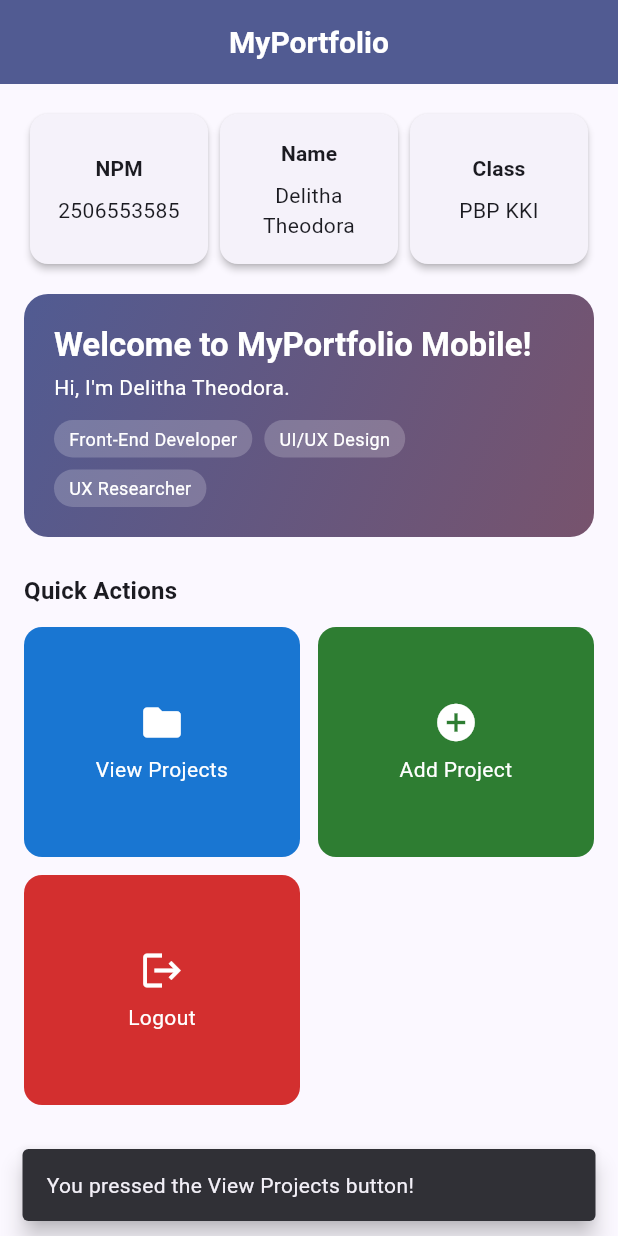
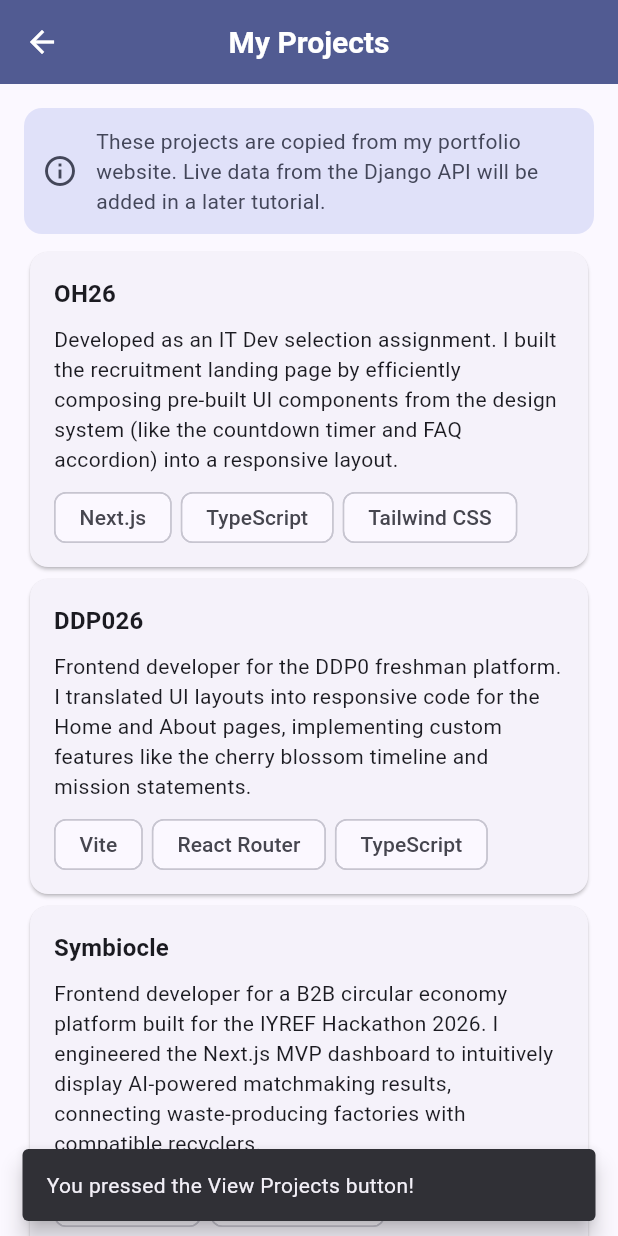
Before and after one commit to theodoradelitha/myportofolio_mobile, a Flutter app: the screen it shows after launch, after a tap on "View Projects", on a phone screen of 412 x 824 dp. Run offline on Flutter 3.47's test engine with Material 3 defaults, Android fonts, the phone set to English and light mode, and no system bars.

Commit message:
feat: add project list page with portfolio projects
View Projects now opens a page listing the projects from my portfolio
website (OH26, DDP026, Symbiocle) with their tech stacks. ItemHomepage
gets an optional onTap action that ItemCard runs after showing the
SnackBar, so every card keeps the same feedback.

```diff
--- a/lib/data/portfolio_data.dart
+++ b/lib/data/portfolio_data.dart
@@ -1,3 +1,5 @@
+import 'package:myportofolio_mobile/models/project.dart';
+
 /// Static portfolio content taken from my Django portfolio site.
 ///
 /// This will be replaced by data from the Django REST API once the app is
@@ -8,4 +10,34 @@ abstract final class PortfolioData {
     'UI/UX Design',
     'UX Researcher',
   ];
+
+  static const List<Project> projects = [
+    Project(
+      title: 'OH26',
+      techStack: ['Next.js', 'TypeScript', 'Tailwind CSS'],
+      description:
+          'Developed as an IT Dev selection assignment. I built the recruitment '
+          'landing page by efficiently composing pre-built UI components from '
+          'the design system (like the countdown timer and FAQ accordion) into '
+          'a responsive layout.',
+    ),
+    Project(
+      title: 'DDP026',
+      techStack: ['Vite', 'React Router', 'TypeScript'],
+      description:
+          'Frontend developer for the DDP0 freshman platform. I translated UI '
+          'layouts into responsive code for the Home and About pages, '
+          'implementing custom features like the cherry blossom timeline and '
+          'mission statements.',
+    ),
+    Project(
+      title: 'Symbiocle',
+      techStack: ['Next.js 14', 'Tailwind CSS', 'Python FastAPI'],
+      description:
+          'Frontend developer for a B2B circular economy platform built for the '
+          'IYREF Hackathon 2026. I engineered the Next.js MVP dashboard to '
+          'intuitively display AI-powered matchmaking results, connecting '
+          'waste-producing factories with compatible recyclers.',
+    ),
+  ];
 }
--- /dev/null
+++ b/lib/data/project_store.dart
@@ -0,0 +1,23 @@
+import 'package:flutter/foundation.dart';
+import 'package:myportofolio_mobile/data/portfolio_data.dart';
+import 'package:myportofolio_mobile/models/project.dart';
+
+/// In-memory list of projects shared between the project pages.
+///
+/// Pages listen to [projects] with a ValueListenableBuilder, so a project
+/// added from the form shows up in the list right away. Nothing is persisted:
+/// the list resets to the portfolio projects when the app restarts.
+abstract final class ProjectStore {
+  static final ValueNotifier<List<Project>> projects = ValueNotifier(
+    List.unmodifiable(PortfolioData.projects),
+  );
+
+  static void add(Project project) {
+    projects.value = List.unmodifiable([...projects.value, project]);
+  }
+
+  @visibleForTesting
+  static void reset() {
+    projects.value = List.unmodifiable(PortfolioData.projects);
+  }
+}
--- a/lib/menu.dart
+++ b/lib/menu.dart
@@ -1,6 +1,7 @@
 import 'package:flutter/material.dart';
 import 'package:myportofolio_mobile/data/portfolio_data.dart';
 import 'package:myportofolio_mobile/models/item_homepage.dart';
+import 'package:myportofolio_mobile/screens/project_list_page.dart';
 import 'package:myportofolio_mobile/widgets/info_card.dart';
 import 'package:myportofolio_mobile/widgets/item_card.dart';
 import 'package:myportofolio_mobile/widgets/profile_header.dart';
@@ -13,10 +14,20 @@ class MyHomePage extends StatelessWidget {
   static const String kelas = "PBP KKI";
 
   static const List<ItemHomepage> items = [
-    ItemHomepage("View Projects", Icons.folder, Color(0xFF1976D2)),
+    ItemHomepage(
+      "View Projects",
+      Icons.folder,
+      Color(0xFF1976D2),
+      onTap: _openProjectList,
+    ),
     ItemHomepage("Add Project", Icons.add_circle, Color(0xFF2E7D32)),
     ItemHomepage("Logout", Icons.logout, Color(0xFFD32F2F)),
   ];
+
+  static void _openProjectList(BuildContext context) {
+    Navigator.of(context)
+        .push(MaterialPageRoute(builder: (_) => const ProjectListPage()));
+  }
 
   @override
   Widget build(BuildContext context) {
--- a/lib/models/item_homepage.dart
+++ b/lib/models/item_homepage.dart
@@ -5,5 +5,9 @@ class ItemHomepage {
   final IconData icon;
   final Color color;
 
-  const ItemHomepage(this.name, this.icon, this.color);
+  /// Extra action to run after the card shows its SnackBar, such as opening
+  /// another page. Cards without an action only show the SnackBar.
+  final void Function(BuildContext context)? onTap;
+
+  const ItemHomepage(this.name, this.icon, this.color, {this.onTap});
 }
--- /dev/null
+++ b/lib/models/project.dart
@@ -0,0 +1,16 @@
+class Project {
+  final String title;
+  final List<String> techStack;
+  final String description;
+
+  /// True for projects added from the app. These only live in memory until
+  /// the app is connected to the Django backend.
+  final bool isLocalDraft;
+
+  const Project({
+    required this.title,
+    required this.techStack,
+    required this.description,
+    this.isLocalDraft = false,
+  });
+}
--- /dev/null
+++ b/lib/screens/project_list_page.dart
@@ -0,0 +1,58 @@
+import 'package:flutter/material.dart';
+import 'package:myportofolio_mobile/data/project_store.dart';
+import 'package:myportofolio_mobile/models/project.dart';
+import 'package:myportofolio_mobile/widgets/project_card.dart';
+
+class ProjectListPage extends StatelessWidget {
+  const ProjectListPage({super.key});
+
+  @override
+  Widget build(BuildContext context) {
+    return Scaffold(
+      appBar: AppBar(title: const Text('My Projects')),
+      body: ValueListenableBuilder<List<Project>>(
+        valueListenable: ProjectStore.projects,
+        builder: (context, projects, _) {
+          return ListView(
+            padding: const EdgeInsets.all(16.0),
+            children: [
+              const _DataSourceNote(),
+              const SizedBox(height: 8.0),
+              for (final project in projects) ProjectCard(project: project),
+            ],
+          );
+        },
+      ),
+    );
+  }
+}
+
+class _DataSourceNote extends StatelessWidget {
+  const _DataSourceNote();
+
+  @override
+  Widget build(BuildContext context) {
+    final colorScheme = Theme.of(context).colorScheme;
+
+    return Container(
+      padding: const EdgeInsets.all(12.0),
+      decoration: BoxDecoration(
+        color: colorScheme.secondaryContainer,
+        borderRadius: BorderRadius.circular(12.0),
+      ),
+      child: Row(
+        children: [
+          Icon(Icons.info_outline, color: colorScheme.onSecondaryContainer),
+          const SizedBox(width: 12.0),
+          Expanded(
+            child: Text(
+              'These projects are copied from my portfolio website. Live data '
+              'from the Django API will be added in a later tutorial.',
+              style: TextStyle(color: colorScheme.onSecondaryContainer),
+            ),
+          ),
+        ],
+      ),
+    );
+  }
+}
--- a/lib/widgets/item_card.dart
+++ b/lib/widgets/item_card.dart
@@ -11,6 +11,7 @@ class ItemCard extends StatelessWidget {
     return Material(
       color: item.color,
       borderRadius: BorderRadius.circular(12),
+      clipBehavior: Clip.antiAlias,
       child: InkWell(
         onTap: () {
           ScaffoldMessenger.of(context)
@@ -18,22 +19,24 @@ class ItemCard extends StatelessWidget {
             ..showSnackBar(
               SnackBar(content: Text("You pressed the ${item.name} button!")),
             );
+          item.onTap?.call(context);
         },
-        child: Container(
+        child: Padding(
           padding: const EdgeInsets.all(8),
-          child: Center(
           child: Column(
             mainAxisAlignment: MainAxisAlignment.center,
             children: [
               Icon(item.icon, color: Colors.white, size: 30.0),
-                const Padding(padding: EdgeInsets.all(3)),
+              const SizedBox(height: 6.0),
               Text(
                 item.name,
                 textAlign: TextAlign.center,
-                  style: const TextStyle(color: Colors.white),
+                style: const TextStyle(
+                  color: Colors.white,
+                  fontWeight: FontWeight.w600,
+                ),
               ),
             ],
-            ),
           ),
         ),
       ),
--- /dev/null
+++ b/lib/widgets/project_card.dart
@@ -0,0 +1,60 @@
+import 'package:flutter/material.dart';
+import 'package:myportofolio_mobile/models/project.dart';
+
+class ProjectCard extends StatelessWidget {
+  final Project project;
+
+  const ProjectCard({super.key, required this.project});
+
+  @override
+  Widget build(BuildContext context) {
+    final colorScheme = Theme.of(context).colorScheme;
+    final textTheme = Theme.of(context).textTheme;
+
+    return Card(
+      child: Padding(
+        padding: const EdgeInsets.all(16.0),
+        child: Column(
+          crossAxisAlignment: CrossAxisAlignment.start,
+          children: [
+            Row(
+              children: [
+                Expanded(
+                  child: Text(
+                    project.title,
+                    style: textTheme.titleMedium?.copyWith(
+                      fontWeight: FontWeight.bold,
+                    ),
+                  ),
+                ),
+                if (project.isLocalDraft)
+                  Text(
+                    'Not synced',
+                    style: textTheme.labelSmall?.copyWith(
+                      color: colorScheme.error,
+                    ),
+                  ),
+              ],
+            ),
+            const SizedBox(height: 8.0),
+            Text(project.description, style: textTheme.bodyMedium),
+            const SizedBox(height: 12.0),
+            Wrap(
+              spacing: 6.0,
+              runSpacing: 6.0,
+              children: project.techStack
+                  .map(
+                    (tech) => Chip(
+                      label: Text(tech),
+                      visualDensity: VisualDensity.compact,
+                      materialTapTargetSize: MaterialTapTargetSize.shrinkWrap,
+                    ),
+                  )
+                  .toList(),
+            ),
+          ],
+        ),
+      ),
+    );
+  }
+}
```
Lines whose indentation alone changed are shown as unchanged.
